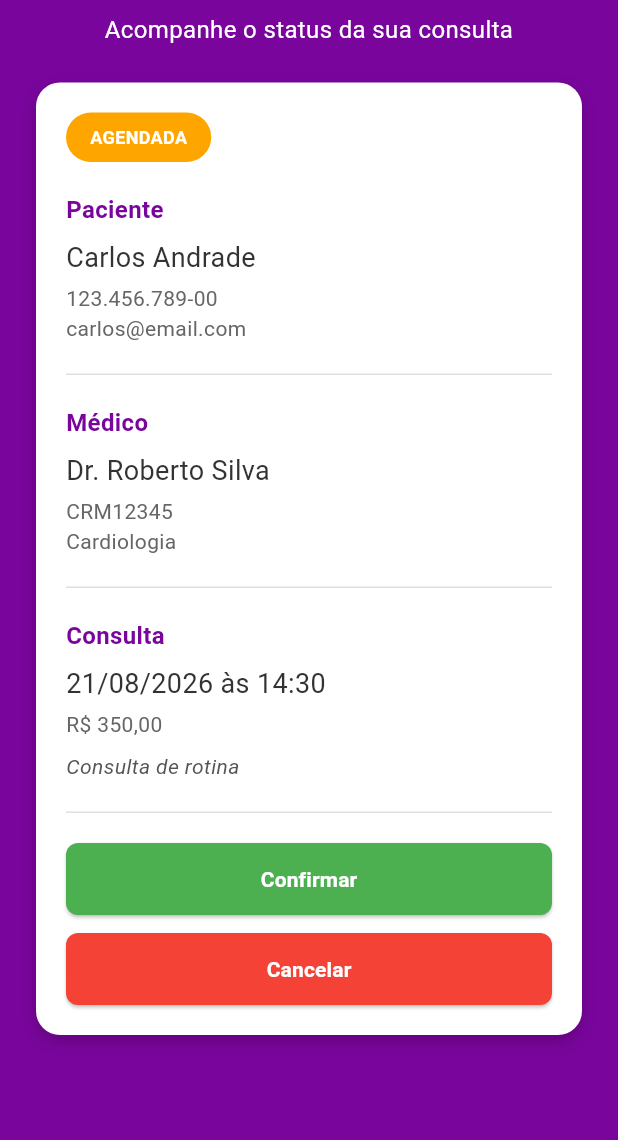
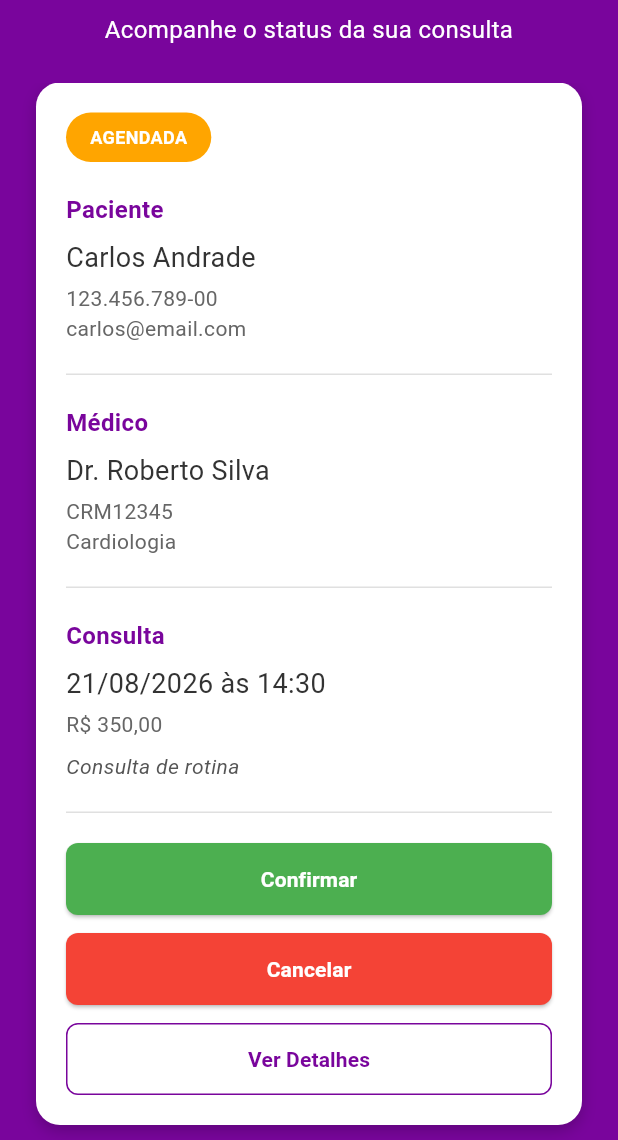
Before and after one commit to AndreBellandi/Marcacao-Consultas-Flutter, a Flutter app: the screen it shows after launch, on a phone screen of 412 x 824 dp, the part 96-1236 px from its top. Run offline on Flutter 3.47's test engine with Material 3 defaults, Android fonts, the phone set to English and light mode, and no system bars; our stand-ins replace shared_preferences.

Commit message:
Persiste a lista de consultas e confirma pelo id

```diff
--- a/lib/src/components/components.dart
+++ b/lib/src/components/components.dart
@@ -1,3 +1 @@
-import 'package:marcacao_consultas_flutter/src/components/consulta_card.dart';
-
 export 'consulta_card.dart';
--- a/lib/src/components/consulta_card.dart
+++ b/lib/src/components/consulta_card.dart
@@ -7,13 +7,15 @@ class ConsultaCard extends StatelessWidget {
  const ConsultaCard({
  super.key,
  required this.consulta,
- required this.onConfirmar,
- required this.onCancelar,
+ this.onConfirmar,
+ this.onCancelar,
+ this.onVerDetalhes,
  });
 
  final Consulta consulta;
- final VoidCallback onConfirmar;
- final VoidCallback onCancelar;
+ final void Function(int id)? onConfirmar;
+ final void Function(int id)? onCancelar;
+ final void Function(int id)? onVerDetalhes;
 
  @override
  Widget build(BuildContext context) {
@@ -49,7 +51,9 @@ class ConsultaCard extends StatelessWidget {
  ),
  _Secao(
  titulo: 'Consulta',
- ultima: consulta.status != StatusConsulta.agendada,
+ ultima:
+ onConfirmar == null ||
+ consulta.status != StatusConsulta.agendada,
  children: [
  Text(
  formatarData(consulta.data),
@@ -70,10 +74,19 @@ class ConsultaCard extends StatelessWidget {
  ],
  ],
  ),
- if (consulta.status == StatusConsulta.agendada)
- _BotoesAcao(onConfirmar: onConfirmar, onCancelar: onCancelar)
- else
+ if (consulta.status == StatusConsulta.agendada &&
+ onConfirmar != null &&
+ onCancelar != null)
+ _BotoesAcao(
+ onConfirmar: () => onConfirmar!(consulta.id),
+ onCancelar: () => onCancelar!(consulta.id),
+ )
+ else if (consulta.status != StatusConsulta.agendada)
  _MensagemStatus(status: consulta.status),
+ if (onVerDetalhes != null) ...[
+ const SizedBox(height: 12),
+ _BotaoVerDetalhes(onPressed: () => onVerDetalhes!(consulta.id)),
+ ],
  ],
  ),
  );
@@ -166,6 +179,32 @@ class _BotoesAcao extends StatelessWidget {
  }
 }
 
+class _BotaoVerDetalhes extends StatelessWidget {
+ const _BotaoVerDetalhes({required this.onPressed});
+
+ final VoidCallback onPressed;
+
+ @override
+ Widget build(BuildContext context) {
+ return SizedBox(
+ width: double.infinity,
+ child: OutlinedButton(
+ onPressed: onPressed,
+ style: OutlinedButton.styleFrom(
+ foregroundColor: AppColors.primaria,
+ side: const BorderSide(color: AppColors.primaria),
+ padding: const EdgeInsets.symmetric(vertical: 14),
+ shape: RoundedRectangleBorder(borderRadius: BorderRadius.circular(8)),
+ ),
+ child: const Text(
+ 'Ver Detalhes',
+ style: ConsultaCardStyles.botaoDetalhesTexto,
+ ),
+ ),
+ );
+ }
+}
+
 class _MensagemStatus extends StatelessWidget {
  const _MensagemStatus({required this.status});
 
--- /dev/null
+++ b/lib/src/data/consulta_storage.dart
@@ -0,0 +1,34 @@
+import 'dart:convert';
+
+import 'package:shared_preferences/shared_preferences.dart';
+
+import '../models/models.dart';
+import 'consultas_mock.dart';
+
+class ConsultaStorage {
+ static const _chave = 'consultas';
+
+ static Future<List<Consulta>> carregar() async {
+ final prefs = await SharedPreferences.getInstance();
+ final json = prefs.getString(_chave);
+
+ if (json == null || json.isEmpty) {
+ final iniciais = criarConsultasMock();
+ await salvar(iniciais);
+ return iniciais;
+ }
+
+ final lista = jsonDecode(json) as List<dynamic>;
+ return lista
+ .map((item) => Consulta.fromJson(item as Map<String, dynamic>))
+ .toList();
+ }
+
+ static Future<void> salvar(List<Consulta> consultas) async {
+ final prefs = await SharedPreferences.getInstance();
+ final json = jsonEncode(
+ consultas.map((consulta) => consulta.toJson()).toList(),
+ );
+ await prefs.setString(_chave, json);
+ }
+}
--- /dev/null
+++ b/lib/src/data/consultas_mock.dart
@@ -0,0 +1,85 @@
+import '../models/models.dart';
+
+const especialidadeCardiologia = Especialidade(
+ id: 1,
+ nome: 'Cardiologia',
+ descricao: 'Cuidados com o coração',
+);
+
+const especialidadeDermatologia = Especialidade(
+ id: 2,
+ nome: 'Dermatologia',
+ descricao: 'Cuidados com a pele',
+);
+
+const medicoRoberto = Medico(
+ id: 1,
+ nome: 'Dr. Roberto Silva',
+ crm: 'CRM12345',
+ especialidade: especialidadeCardiologia,
+ ativo: true,
+);
+
+const medicaMarina = Medico(
+ id: 2,
+ nome: 'Dra. Marina Costa',
+ crm: 'CRM67890',
+ especialidade: especialidadeDermatologia,
+ ativo: true,
+);
+
+const pacienteCarlos = Paciente(
+ id: 1,
+ nome: 'Carlos Andrade',
+ cpf: '123.456.789-00',
+ email: 'carlos@email.com',
+ telefone: '(11) 98765-4321',
+);
+
+const pacienteAna = Paciente(
+ id: 2,
+ nome: 'Ana Souza',
+ cpf: '987.654.321-00',
+ email: 'ana@email.com',
+ telefone: '(11) 91234-5678',
+);
+
+const pacienteJoao = Paciente(
+ id: 3,
+ nome: 'João Pereira',
+ cpf: '456.789.123-00',
+ email: 'joao@email.com',
+ telefone: '(11) 99876-5432',
+);
+
+List<Consulta> criarConsultasMock() {
+ return [
+ Consulta(
+ id: 1,
+ medico: medicoRoberto,
+ paciente: pacienteCarlos,
+ data: DateTime(2026, 8, 21, 14, 30),
+ valor: 350,
+ status: StatusConsulta.agendada,
+ observacoes: 'Consulta de rotina',
+ ),
+ Consulta(
+ id: 2,
+ medico: medicaMarina,
+ paciente: pacienteAna,
+ data: DateTime(2026, 8, 22, 9, 0),
+ valor: 280,
+ status: StatusConsulta.agendada,
+ observacoes: 'Primeira consulta',
+ ),
+ Consulta(
+ id: 3,
+ medico: medicoRoberto,
+ paciente: pacienteJoao,
+ data: DateTime(2026, 8, 18, 16, 0),
+ valor: 350,
+ status: StatusConsulta.confirmada,
+ observacoes: 'Retorno',
+ ),
+ ];
+}
--- /dev/null
+++ b/lib/src/data/data.dart
@@ -0,0 +1,2 @@
+export 'consulta_storage.dart';
+export 'consultas_mock.dart';
--- a/lib/src/models/consulta.dart
+++ b/lib/src/models/consulta.dart
@@ -40,4 +40,28 @@ class Consulta {
  observacoes: observacoes ?? this.observacoes,
  );
  }
+
+ factory Consulta.fromJson(Map<String, dynamic> json) {
+ return Consulta(
+ id: json['id'] as int,
+ medico: Medico.fromJson(json['medico'] as Map<String, dynamic>),
+ paciente: Paciente.fromJson(json['paciente'] as Map<String, dynamic>),
+ data: DateTime.parse(json['data'] as String),
+ valor: (json['valor'] as num).toDouble(),
+ status: StatusConsulta.values.byName(json['status'] as String),
+ observacoes: json['observacoes'] as String?,
+ );
+ }
+
+ Map<String, dynamic> toJson() {
+ return {
+ 'id': id,
+ 'medico': medico.toJson(),
+ 'paciente': paciente.toJson(),
+ 'data': data.toIso8601String(),
+ 'valor': valor,
+ 'status': status.name,
+ 'observacoes': observacoes,
+ };
+ }
 }
--- a/lib/src/models/medico.dart
+++ b/lib/src/models/medico.dart
@@ -14,4 +14,26 @@ class Medico {
  required this.especialidade,
  required this.ativo,
  });
+
+ factory Medico.fromJson(Map<String, dynamic> json) {
+ return Medico(
+ id: json['id'] as int,
+ nome: json['nome'] as String,
+ crm: json['crm'] as String,
+ especialidade: Especialidade.fromJson(
+ json['especialidade'] as Map<String, dynamic>,
+ ),
+ ativo: json['ativo'] as bool,
+ );
+ }
+
+ Map<String, dynamic> toJson() {
+ return {
+ 'id': id,
+ 'nome': nome,
+ 'crm': crm,
+ 'especialidade': especialidade.toJson(),
+ 'ativo': ativo,
+ };
+ }
 }
--- a/lib/src/models/paciente.dart
+++ b/lib/src/models/paciente.dart
@@ -12,4 +12,24 @@ class Paciente {
  required this.email,
  this.telefone,
  });
+
+ factory Paciente.fromJson(Map<String, dynamic> json) {
+ return Paciente(
+ id: json['id'] as int,
+ nome: json['nome'] as String,
+ cpf: json['cpf'] as String,
+ email: json['email'] as String,
+ telefone: json['telefone'] as String?,
+ );
+ }
+
+ Map<String, dynamic> toJson() {
+ return {
+ 'id': id,
+ 'nome': nome,
+ 'cpf': cpf,
+ 'email': email,
+ 'telefone': telefone,
+ };
+ }
 }
--- a/lib/src/screens/home_screen.dart
+++ b/lib/src/screens/home_screen.dart
@@ -1,8 +1,10 @@
 import 'package:flutter/material.dart';
 
 import '../components/components.dart';
+import '../data/data.dart';
 import '../models/models.dart';
 import '../styles/app_colors.dart';
+import 'detalhe_consulta_screen.dart';
 
 class HomeScreen extends StatefulWidget {
  const HomeScreen({super.key});
@@ -12,48 +14,51 @@ class HomeScreen extends StatefulWidget {
 }
 
 class _HomeScreenState extends State<HomeScreen> {
- static const _especialidade = Especialidade(
- id: 1,
- nome: 'Cardiologia',
- descricao: 'Cuidados com o coração',
- );
+ List<Consulta> _consultas = [];
+ bool _carregando = true;
 
- static const _medico = Medico(
- id: 1,
- nome: 'Dr. Roberto Silva',
- crm: 'CRM12345',
- especialidade: _especialidade,
- ativo: true,
- );
+ @override
+ void initState() {
+ super.initState();
+ _carregarConsultas();
+ }
 
- static const _paciente = Paciente(
- id: 1,
- nome: 'Carlos Andrade',
- cpf: '123.456.789-00',
- email: 'carlos@email.com',
- telefone: '(11) 98765-4321',
- );
-
- Consulta _consulta = Consulta(
- id: 1,
- medico: _medico,
- paciente: _paciente,
- data: DateTime(2026, 8, 21, 14, 30),
- valor: 350,
- status: StatusConsulta.agendada,
- observacoes: 'Consulta de rotina',
- );
-
- void _confirmarConsulta() {
+ Future<void> _carregarConsultas() async {
+ final consultas = await ConsultaStorage.carregar();
  setState(() {
- _consulta = _consulta.copyWith(status: StatusConsulta.confirmada);
+ _consultas = consultas;
+ _carregando = false;
  });
  }
 
- void _cancelarConsulta() {
+ Future<void> _confirmarConsulta(int id) async {
+ await _atualizarStatus(id, StatusConsulta.confirmada);
+ }
+
+ Future<void> _cancelarConsulta(int id) async {
+ await _atualizarStatus(id, StatusConsulta.cancelada);
+ }
+
+ Future<void> _atualizarStatus(int id, StatusConsulta status) async {
  setState(() {
- _consulta = _consulta.copyWith(status: StatusConsulta.cancelada);
+ _consultas = _consultas
+ .map(
+ (consulta) => consulta.id == id
+ ? consulta.copyWith(status: status)
+ : consulta,
+ )
+ .toList();
  });
+ await ConsultaStorage.salvar(_consultas);
+ }
+
+ void _abrirDetalhes(int id) {
+ final consulta = _consultas.firstWhere((item) => item.id == id);
+ Navigator.of(context).push(
+ MaterialPageRoute(
+ builder: (_) => DetalheConsultaScreen(consulta: consulta),
+ ),
+ );
  }
 
  @override
@@ -61,11 +66,13 @@ class _HomeScreenState extends State<HomeScreen> {
  return Scaffold(
  backgroundColor: AppColors.primaria,
  body: SafeArea(
- child: SingleChildScrollView(
- padding: const EdgeInsets.all(24),
  child: Column(
  children: [
- const Text(
+ const Padding(
+ padding: EdgeInsets.fromLTRB(24, 24, 24, 0),
+ child: Column(
+ children: [
+ Text(
  'Sistema de Consultas',
  textAlign: TextAlign.center,
  style: TextStyle(
@@ -74,20 +81,38 @@ class _HomeScreenState extends State<HomeScreen> {
  fontWeight: FontWeight.bold,
  ),
  ),
- const SizedBox(height: 8),
- const Text(
+ SizedBox(height: 8),
+ Text(
  'Acompanhe o status da sua consulta',
  textAlign: TextAlign.center,
  style: TextStyle(color: AppColors.branco, fontSize: 16),
  ),
+ ],
+ ),
+ ),
  const SizedBox(height: 24),
- ConsultaCard(
- consulta: _consulta,
+ Expanded(
+ child: _carregando
+ ? const Center(
+ child: CircularProgressIndicator(color: AppColors.branco),
+ )
+ : ListView.separated(
+ padding: const EdgeInsets.fromLTRB(24, 0, 24, 24),
+ itemCount: _consultas.length,
+ separatorBuilder: (_, _) => const SizedBox(height: 16),
+ itemBuilder: (context, index) {
+ final consulta = _consultas[index];
+ return ConsultaCard(
+ key: ValueKey(consulta.id),
+ consulta: consulta,
  onConfirmar: _confirmarConsulta,
  onCancelar: _cancelarConsulta,
+ onVerDetalhes: _abrirDetalhes,
+ );
+ },
+ ),
  ),
  ],
- ),
  ),
  ),
  );
--- a/lib/src/screens/screens.dart
+++ b/lib/src/screens/screens.dart
@@ -1 +1,2 @@
+export 'detalhe_consulta_screen.dart';
 export 'home_screen.dart';
--- a/lib/src/styles/consulta_card_styles.dart
+++ b/lib/src/styles/consulta_card_styles.dart
@@ -46,6 +46,12 @@ class ConsultaCardStyles {
  fontSize: 14,
  );
 
+ static const TextStyle botaoDetalhesTexto = TextStyle(
+ color: AppColors.primaria,
+ fontWeight: FontWeight.bold,
+ fontSize: 14,
+ );
+
  static BoxDecoration get card => BoxDecoration(
  color: AppColors.branco,
  borderRadius: BorderRadius.circular(16),
--- a/pubspec.yaml
+++ b/pubspec.yaml
@@ -30,10 +30,10 @@ environment:
 dependencies:
   flutter:
     sdk: flutter
-
+  cupertino_icons: ^1.0.8
+  shared_preferences: ^2.5.5
   # The following adds the Cupertino Icons font to your application.
   # Use with the CupertinoIcons class for iOS style icons.
-  cupertino_icons: ^1.0.8
 
 dev_dependencies:
   flutter_test:
```
Also changed, not shown: lib/src/models/especialidade.dart (+12 -0 lines), lib/src/screens/detalhe_consulta_screen.dart (added, +30 -0 lines), pubspec.lock.
